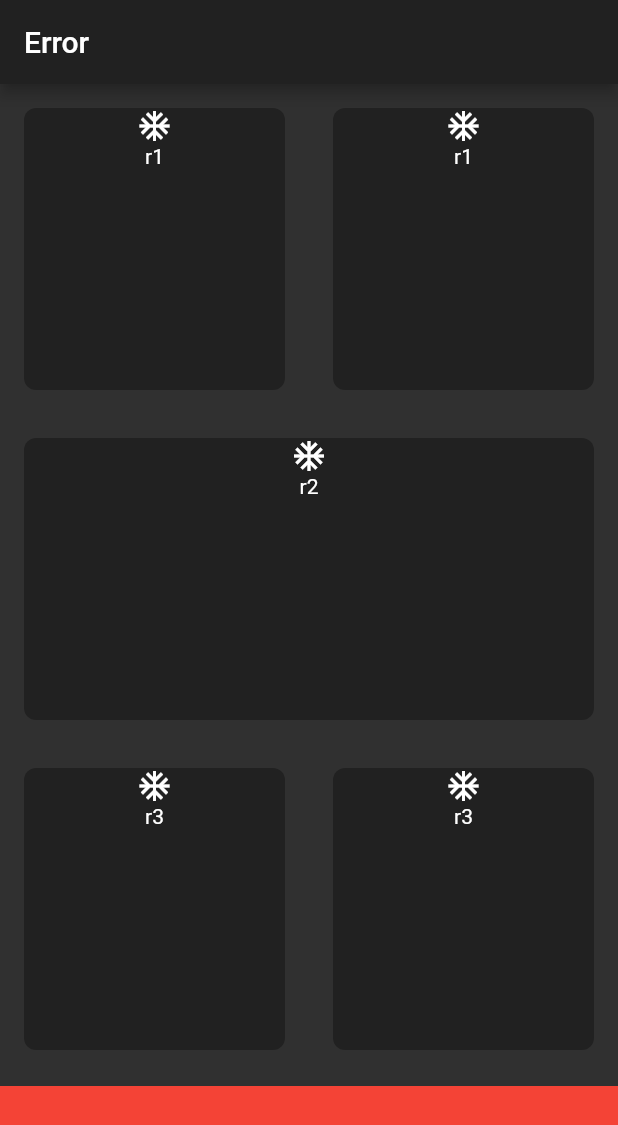
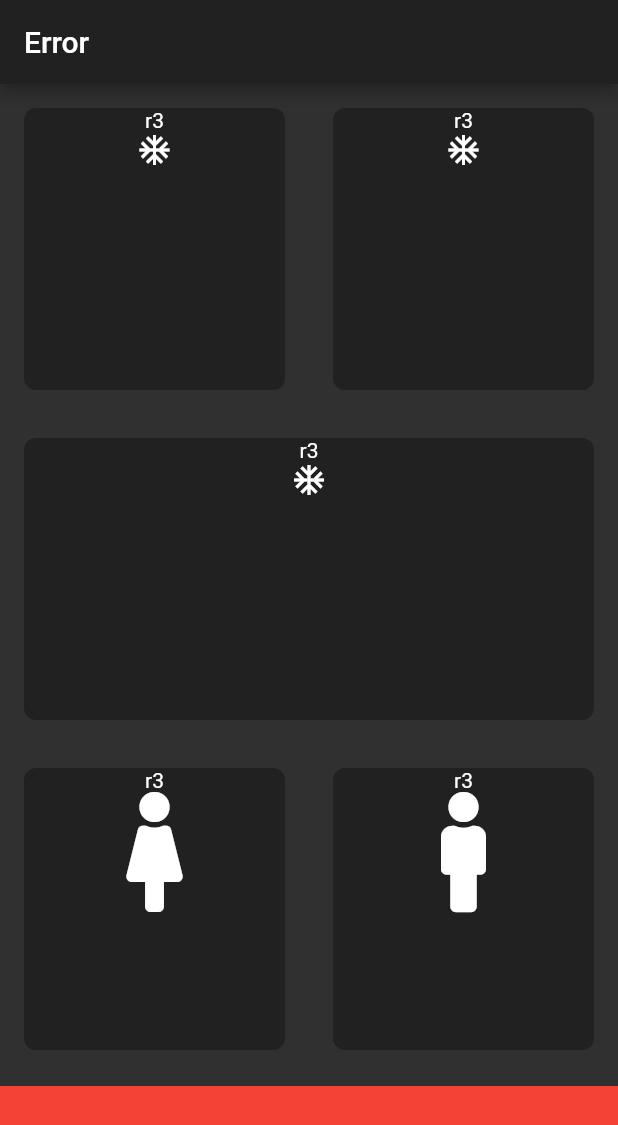
Before and after one commit to FadyFouad/bmi_app, a Flutter app: the screen it shows after launch, on a phone screen of 412 x 824 dp. Shown: the top 1125 px of the screen. Run offline on Flutter 3.47's test engine with Material 2 defaults, Android fonts, the phone set to English and light mode, and no system bars; our stand-ins replace font_awesome_flutter.

Commit message:
add Card

```diff
--- a/lib/card_widget.dart
+++ b/lib/card_widget.dart
@@ -5,15 +5,13 @@ import 'package:flutter/material.dart';
 ///****************************************************
 
 class MyCard extends StatelessWidget {
-  final Text cardLable;
   final Color cardColor;
-  final Icon cardIcon;
+  final Widget cardChild;
 
   const MyCard(
       {Key key,
-      @required this.cardLable,
       @required this.cardColor,
-      @required this.cardIcon})
+      @required this.cardChild})
       : super(key: key);
 
   @override
@@ -22,8 +20,7 @@ class MyCard extends StatelessWidget {
       child: Container(
         child: Column(
           children: <Widget>[
-            cardIcon,
-            cardLable,
+            cardChild
           ],
         ),
 //      color: Color(0xff1d1e33),
--- /dev/null
+++ b/lib/home_page.dart
@@ -0,0 +1,113 @@
+import 'package:flutter/material.dart';
+import 'package:font_awesome_flutter/font_awesome_flutter.dart';
+
+import 'card_widget.dart';
+
+///****************************************************
+///*** Created by Fady Fouad on 07-May-20 at 05:53.***
+///****************************************************
+
+
+class MyHomePage extends StatefulWidget {
+  MyHomePage({Key key, this.title}) : super(key: key);
+  final String title;
+
+  @override
+  _MyHomePageState createState() => _MyHomePageState();
+}
+
+class _MyHomePageState extends State<MyHomePage> {
+  @override
+  Widget build(BuildContext context) {
+    return Scaffold(
+      appBar: AppBar(
+        title: Text(widget.title),
+      ),
+      body: Container(
+        child: Column(
+          children: <Widget>[
+            Expanded(
+              child: Row(
+                children: <MyCard>[
+                  MyCard(
+                    cardChild: Column(
+                      children: <Widget>[
+                        Text('r3'),
+                        Icon(Icons.ac_unit),
+                      ],
+                    ),
+                    cardColor: Theme
+                        .of(context)
+                        .primaryColor,
+                  ),
+                  MyCard(
+                    cardChild: Column(
+                      children: <Widget>[
+                        Text('r3'),
+                        Icon(Icons.ac_unit),
+                      ],
+                    ),
+                    cardColor: Theme
+                        .of(context)
+                        .primaryColor,
+                  ),
+                ],
+              ),
+            ),
+            Expanded(
+              child: Container(
+                width: double.infinity,
+                child: MyCard(
+                  cardChild: Column(
+                    children: <Widget>[
+                      Text('r3'),
+                      Icon(Icons.ac_unit),
+                    ],
+                  ),
+                  cardColor: Theme
+                      .of(context)
+                      .primaryColor,
+                ),
+              ),
+            ),
+            Expanded(
+              child: Row(
+                children: <MyCard>[
+                  MyCard(
+                    cardChild: Column(
+                      children: <Widget>[
+                        Text('r3'),
+                        Icon(FontAwesomeIcons.female, size: 80.0,),
+                      ],
+                    ),
+                    cardColor: Theme
+                        .of(context)
+                        .primaryColor,
+                  ),
+                  MyCard(
+                    cardChild: Column(
+                      children: <Widget>[
+                        Text('r3'),
+                        Icon(FontAwesomeIcons.male, size: 80.0,),
+                      ],
+                    ),
+                    cardColor: Theme
+                        .of(context)
+                        .primaryColor,
+                  ),
+                ],
+              ),
+            ),
+            Container(
+              child: Text(''),
+              color: Colors.red,
+              margin: EdgeInsets.only(top: 8.0),
+              width: double.infinity,
+              height: 100.0,
+            )
+          ],
+        ),
+      ),
+    );
+  }
+}
--- a/lib/main.dart
+++ b/lib/main.dart
@@ -1,6 +1,7 @@
 import 'package:flutter/material.dart';
 
-import 'card_widget.dart';
+import 'home_page.dart';
+
 
 void main() => runApp(MyApp());
 
@@ -26,77 +27,3 @@ class MyApp extends StatelessWidget {
     );
   }
 }
-
-class MyHomePage extends StatefulWidget {
-  MyHomePage({Key key, this.title}) : super(key: key);
-  final String title;
-
-  @override
-  _MyHomePageState createState() => _MyHomePageState();
-}
-
-class _MyHomePageState extends State<MyHomePage> {
-  @override
-  Widget build(BuildContext context) {
-    return Scaffold(
-      appBar: AppBar(
-        title: Text(widget.title),
-      ),
-      body: Container(
-        child: Column(
-          children: <Widget>[
-            Expanded(
-              child: Row(
-                children: <MyCard>[
-                  MyCard(
-                    cardLable: Text('r1'),
-                    cardIcon: Icon(Icons.ac_unit),
-                    cardColor: Theme.of(context).primaryColor,
-                  ),
-                  MyCard(
-                    cardLable: Text('r1'),
-                    cardIcon: Icon(Icons.ac_unit),
-                    cardColor: Theme.of(context).primaryColor,
-                  ),
-                ],
-              ),
-            ),
-            Expanded(
-              child: Container(
-                width: double.infinity,
-                child: MyCard(
-                  cardLable: Text('r2'),
-                  cardIcon: Icon(Icons.ac_unit),
-                  cardColor: Theme.of(context).primaryColor,
-                ),
-              ),
-            ),
-            Expanded(
-              child: Row(
-                children: <MyCard>[
-                  MyCard(
-                    cardLable: Text('r3'),
-                    cardIcon: Icon(Icons.ac_unit),
-                    cardColor: Theme.of(context).primaryColor,
-                  ),
-                  MyCard(
-                    cardLable: Text('r3'),
-                    cardIcon: Icon(Icons.ac_unit),
-                    cardColor: Theme.of(context).primaryColor,
-                  ),
-                ],
-              ),
-            ),
-            Container(
-              child: Text(''),
-              color: Colors.red,
-              margin: EdgeInsets.only(top: 8.0),
-              width: double.infinity,
-              height: 100.0,
-            )
-          ],
-        ),
-      ),
-    );
-  }
-}
--- a/pubspec.yaml
+++ b/pubspec.yaml
@@ -18,6 +18,7 @@ dev_dependencies:
     sdk: flutter
 
   intl: ^0.16.1
+  font_awesome_flutter: ^8.8.1
 
 flutter:
   uses-material-design: true
```
Also changed, not shown: pubspec.lock.
